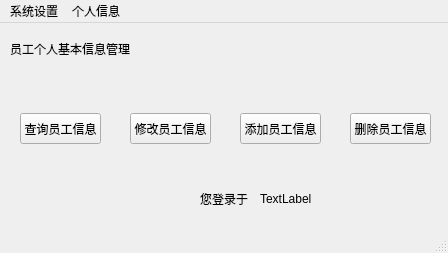
Qt form ManageSystem/personalinfo.ui (skyformat99/ManagerSystem) before a commit.
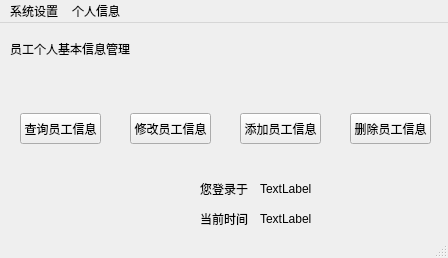
The same form after that commit.

What changed in the file:
```diff
--- a/ManageSystem/personalinfo.ui
+++ b/ManageSystem/personalinfo.ui
@@ -7,7 +7,7 @@
     <x>0</x>
     <y>0</y>
     <width>448</width>
-    <height>253</height>
+    <height>258</height>
    </rect>
   </property>
   <property name="windowTitle">
@@ -18,13 +18,13 @@
     <property name="geometry">
      <rect>
       <x>200</x>
-      <y>160</y>
+      <y>180</y>
       <width>54</width>
       <height>31</height>
      </rect>
     </property>
     <property name="text">
-     <string>您登录于</string>
+     <string>当前时间</string>
     </property>
    </widget>
    <widget class="QPushButton" name="addInfoBtn">
@@ -40,11 +40,11 @@
      <string>添加员工信息</string>
     </property>
    </widget>
-   <widget class="QLabel" name="timeLabel">
+   <widget class="QLabel" name="nowTimeLabel">
     <property name="geometry">
      <rect>
       <x>260</x>
-      <y>160</y>
+      <y>180</y>
       <width>171</width>
       <height>31</height>
      </rect>
@@ -105,6 +105,32 @@
      <string>员工个人基本信息管理</string>
     </property>
    </widget>
+   <widget class="QLabel" name="strTimeLabel">
+    <property name="geometry">
+     <rect>
+      <x>200</x>
+      <y>150</y>
+      <width>54</width>
+      <height>31</height>
+     </rect>
+    </property>
+    <property name="text">
+     <string>您登录于</string>
+    </property>
+   </widget>
+   <widget class="QLabel" name="timeLabel">
+    <property name="geometry">
+     <rect>
+      <x>260</x>
+      <y>150</y>
+      <width>171</width>
+      <height>31</height>
+     </rect>
+    </property>
+    <property name="text">
+     <string>TextLabel</string>
+    </property>
+   </widget>
   </widget>
   <widget class="QMenuBar" name="menubar">
    <property name="geometry">
```
Left out of the diff: 2 changed lines with no effect on the pictures.
